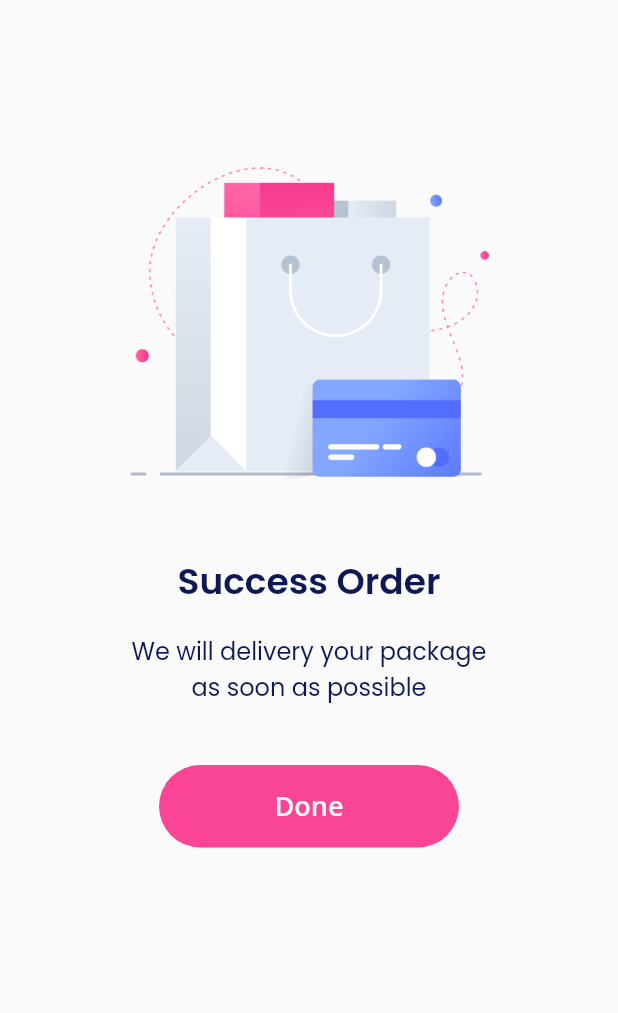
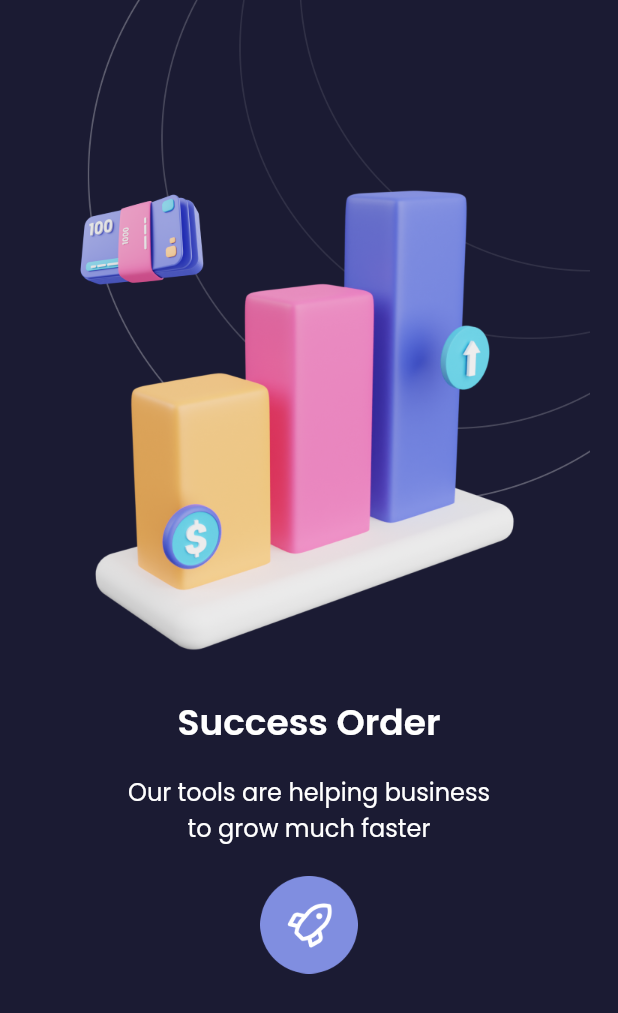
Before and after one commit to zakariyah24/sevendays-slicing, a Flutter app: the screen it shows after launch, on a phone screen of 412 x 824 dp. Shown: the top 1013 px of the screen. Run offline on Flutter 3.47's test engine with Material 2 defaults, Android fonts, the phone set to English and light mode, and no system bars; our stand-ins replace google_fonts.

Commit message:
add second empty

```diff
--- a/lib/main.dart
+++ b/lib/main.dart
@@ -3,6 +3,7 @@ import 'package:sevendays/pages/first_empty.dart';
 import 'package:sevendays/pages/first_signin.dart';
 import 'package:sevendays/pages/first_splash.dart';
 import 'package:sevendays/pages/first_started.dart';
+import 'package:sevendays/pages/second_empty.dart';
 import 'package:sevendays/pages/second_started.dart';
 import 'package:sevendays/pages/second_splash.dart';
 
@@ -19,7 +20,7 @@ class SevenDays extends StatelessWidget {
   Widget build(BuildContext context) {
     return const MaterialApp(
       debugShowCheckedModeBanner: false,
-      home: FirstEmpty(),
+      home: SecondEmpty(),
     );
   }
 }
--- /dev/null
+++ b/lib/pages/second_empty.dart
@@ -0,0 +1,50 @@
+import 'package:flutter/material.dart';
+import 'package:sevendays/widgets/theme.dart';
+
+class SecondEmpty extends StatelessWidget {
+  const SecondEmpty({Key? key}) : super(key: key);
+
+  @override
+  Widget build(BuildContext context) {
+    return SafeArea(
+      child: Scaffold(
+        backgroundColor: backgroundColor,
+        body: Center(
+          child: Column(
+            mainAxisAlignment: MainAxisAlignment.start,
+            crossAxisAlignment: CrossAxisAlignment.center,
+            children: [
+              Image.asset(
+                "assets/illustration_2.png",
+                width: 375,
+                height: 454,
+              ),
+              const SizedBox(
+                height: 10,
+              ),
+              Text(
+                "Success Order",
+                style: boldTextStyle1,
+              ),
+              const SizedBox(
+                height: 16,
+              ),
+              Text(
+                "Our tools are helping business \nto grow much faster",
+                style: lightTextStyle1,
+                textAlign: TextAlign.center,
+              ),
+              const SizedBox(
+                height: 20,
+              ),
+              Image.asset(
+                "assets/purple_button_2.png",
+                width: 65,
+              )
+            ],
+          ),
+        ),
+      ),
+    );
+  }
+}
```
